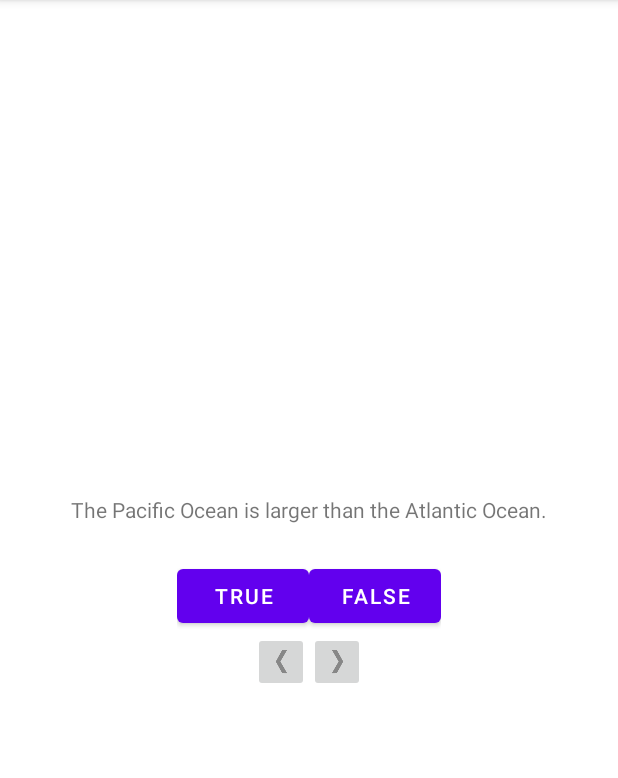
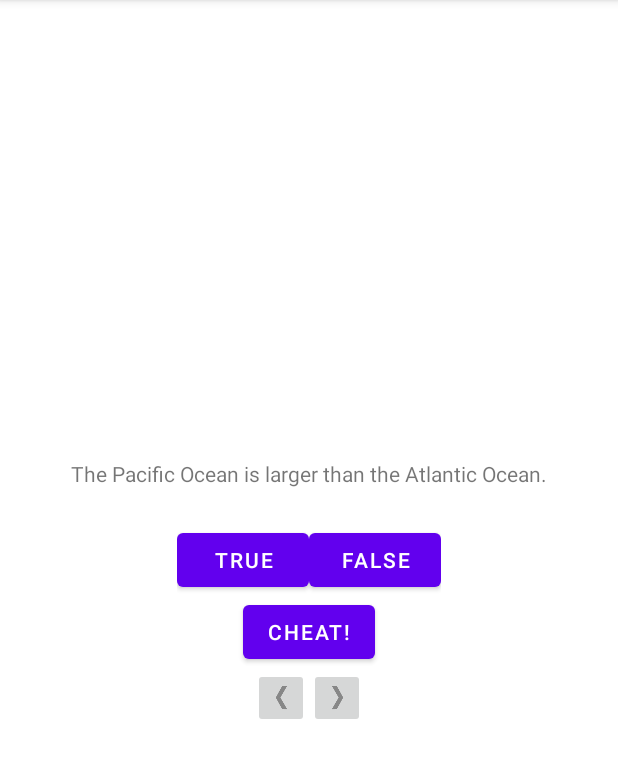
Before and after one commit to Daft14/GeoQuiz, an Android app: the screen it shows after launch (QuizActivity), after a tap on "Canberra is the capital of Australia.", on a phone screen of 412 x 824 dp, the part 84-862 px from its top. Run offline under Robolectric (Android 15) with nearby library versions, the phone set to English and light mode, and no system bars.

Commit message:
Add second activity Add save data screen after rotate

```diff
--- a/app/src/main/AndroidManifest.xml
+++ b/app/src/main/AndroidManifest.xml
@@ -10,6 +10,9 @@
         android:supportsRtl="true"
         android:theme="@style/Theme.GeoQuiz">
         <activity
+            android:name=".CheatActivity"
+            android:exported="false" />
+        <activity
             android:name=".QuizActivity"
             android:exported="true">
             <intent-filter>
--- a/app/src/main/java/com/bignerdranch/com/geoquiz/QuizActivity.java
+++ b/app/src/main/java/com/bignerdranch/com/geoquiz/QuizActivity.java
@@ -2,6 +2,8 @@ package com.bignerdranch.com.geoquiz;
 
 import androidx.appcompat.app.AppCompatActivity;
 
+import android.app.Activity;
+import android.content.Intent;
 import android.os.Bundle;
 import android.util.Log;
 import android.view.Gravity;
@@ -15,16 +17,19 @@ public class QuizActivity extends AppCompatActivity {
 
     private static final String TAG = "QuizActivity";
     private static final String KEY_INDEX = "index";
+    private static final int REQUEST_CODE_CHEAT = 0;
+    private boolean mIsCheater;
 
     private Button mTrueButton;
     private Button mFalseButton;
+    private Button mCheatButton;
 
     private ImageButton mNextButton;
     private ImageButton mPreviousButton;
 
     private TextView mQuestionTextView;
 
-    private Question[] mQuestionBank = new Question[] {
+    private Question[] mQuestionBank = new Question[]{
 
             new Question(R.string.question_australia, true),
 
@@ -42,7 +47,6 @@ public class QuizActivity extends AppCompatActivity {
 
     private int mCurrentIndex = 0;
     double rightAnswer = 0;
-    String rightAnswerStr;
 
     @Override
     protected void onCreate(Bundle savedInstanceState) {
@@ -64,6 +68,8 @@ public class QuizActivity extends AppCompatActivity {
 
         mNextButton = (ImageButton) findViewById(R.id.next_button);
         mPreviousButton = (ImageButton) findViewById(R.id.previous_button);
+
+        mCheatButton = (Button) findViewById(R.id.cheat_button);
 
         mQuestionTextView.setOnClickListener(new View.OnClickListener() {
             @Override
@@ -98,44 +104,71 @@ public class QuizActivity extends AppCompatActivity {
             }
         });
 
-        mNextButton.setOnClickListener(new View.OnClickListener() {
+        mNextButton.setOnClickListener(v -> {
 
-            @Override
-
-            public void onClick(View v) {
-
-                if (mCurrentIndex == mQuestionBank.length - 1){
+            if (mCurrentIndex == mQuestionBank.length - 1) {
                 rightAnswer = (float) ((rightAnswer * 100) / mQuestionBank.length);
-                    rightAnswerStr = "Correct answers: " + rightAnswer +"%";
-                    Toast.makeText(QuizActivity.this, rightAnswerStr, Toast.LENGTH_SHORT).show();
+                Toast.makeText(QuizActivity.this, "Correct answers: " + String.format("%.1f", rightAnswer) + "%", Toast.LENGTH_SHORT).show();
                 rightAnswer = 0;
 
             }
             mCurrentIndex = (mCurrentIndex + 1) % mQuestionBank.length;
+            mIsCheater = false;
             updateQuestion();
             setTrueButton();
 
 
-
-            }
-
         });
 
-        mPreviousButton.setOnClickListener(new View.OnClickListener() {
-            @Override
-            public void onClick(View v) {
-                if (mCurrentIndex == 0){
+        mPreviousButton.setOnClickListener(v -> {
+            if (mCurrentIndex == 0) {
                 mCurrentIndex = mQuestionBank.length - 1;
-                }
-                else {
+            } else {
                 mCurrentIndex = mCurrentIndex - 1;
             }
 
             updateQuestion();
-            }
+        });
+
+
+        mCheatButton.setOnClickListener(v -> {
+
+            // Start CheatActivity
+            boolean answerIsTrue = mQuestionBank[mCurrentIndex].isAnswerTrue();
+
+            Intent intent = CheatActivity.newIntent(QuizActivity.this, answerIsTrue);
+
+            startActivityForResult(intent, REQUEST_CODE_CHEAT);
+
         });
         updateQuestion();
     }
+
+    @Override
+
+    protected void onActivityResult(int requestCode, int resultCode, Intent data) {
+
+        super.onActivityResult(requestCode, resultCode, data);
+        if (resultCode != Activity.RESULT_OK) {
+
+            return;
+
+        }
+
+        if (requestCode == REQUEST_CODE_CHEAT) {
+
+            if (data == null) {
+
+                return;
+
+            }
+
+            mIsCheater = CheatActivity.wasAnswerShown(data);
+
+        }
+
+    }
+
     @Override
 
     public void onStart() {
@@ -198,12 +231,12 @@ public class QuizActivity extends AppCompatActivity {
 
     }
 
-        private void setTrueButton(){
+    private void setTrueButton() {
         mTrueButton.setEnabled(true);
         mFalseButton.setEnabled(true);
     }
 
-        private void setFalseButton(){
+    private void setFalseButton() {
         mTrueButton.setEnabled(false);
         mFalseButton.setEnabled(false);
     }
@@ -215,18 +248,21 @@ public class QuizActivity extends AppCompatActivity {
         mQuestionTextView.setText(question);
 
     }
+
     private void checkAnswer(boolean userPressedTrue) {
         boolean answerIsTrue = mQuestionBank[mCurrentIndex].isAnswerTrue();
 
         int messageResId = 0;
 
-
+        if (mIsCheater) {
+            messageResId = R.string.judgment_toast;
+        } else {
             if (userPressedTrue == answerIsTrue) {
                 messageResId = R.string.correct_toast;
                 rightAnswer++;
-            rightAnswerStr = "Correct answers: " + rightAnswer +"%";
             } else {
                 messageResId = R.string.incorrect_toast;
+            }
         }
             Toast.makeText(this, messageResId, Toast.LENGTH_SHORT).show();
 
--- a/app/src/main/res/layout-land/activity_quiz.xml
+++ b/app/src/main/res/layout-land/activity_quiz.xml
@@ -60,17 +60,26 @@
             android:text="@string/false_button" />
 
 
-
     </LinearLayout>
 
 
+    <Button
 
+        android:id="@+id/cheat_button"
+
+        android:layout_width="wrap_content"
+
+        android:layout_height="wrap_content"
+
+        android:layout_gravity="bottom|center_horizontal"
+
+        android:text="@string/cheat_button" />
 
     <LinearLayout
         android:layout_width="wrap_content"
         android:layout_height="wrap_content"
         android:orientation="horizontal"
-        android:layout_gravity="center_vertical|center_horizontal">
+        android:layout_gravity="bottom|right">
 
         <ImageButton
             android:id="@+id/previous_button"
@@ -79,6 +88,7 @@
             android:src="@drawable/arrow_left"
             android:layout_gravity="bottom|right"
             />
+
 
         <ImageButton
             android:id="@+id/next_button"
@@ -92,5 +102,4 @@
     </LinearLayout>
 
 
-
 </FrameLayout>
--- a/app/src/main/res/layout/activity_quiz.xml
+++ b/app/src/main/res/layout/activity_quiz.xml
@@ -60,7 +60,15 @@
     </LinearLayout>
 
 
+    <Button
 
+        android:id="@+id/cheat_button"
+
+        android:layout_width="wrap_content"
+
+        android:layout_height="wrap_content"
+
+        android:text="@string/cheat_button"/>
 
     <LinearLayout
         android:layout_width="wrap_content"
@@ -73,6 +81,7 @@
             android:layout_height="wrap_content"
             android:src="@drawable/arrow_left"
             />
+
 
         <ImageButton
             android:id="@+id/next_button"
--- a/app/src/main/res/values/strings.xml
+++ b/app/src/main/res/values/strings.xml
@@ -13,6 +13,11 @@
     <string name="question_americas">The Amazon River is the longest river in the Americas.</string>
     <string name="question_asia">Lake Baikal is the world\’s oldest and deepest freshwater lake.</string>
 
+    <string name="warning_text">Are you sure you want to do this?</string>
+    <string name="show_answer_button">Show Answer</string>
+    <string name="cheat_button">Cheat!</string>
+    <string name="judgment_toast">Cheating is wrong.</string>
+
     <string name="correct_toast">Correct!</string>
     <string name="incorrect_toast">Incorrect!</string>
 </resources>
```
Also changed, not shown: app/src/main/java/com/bignerdranch/com/geoquiz/CheatActivity.java (added, +101 -0 lines), app/src/main/res/layout-land/activity_cheat.xml (added, +48 -0 lines), app/src/main/res/layout/activity_cheat.xml (added, +33 -0 lines). Lines whose indentation alone changed are shown as unchanged.
